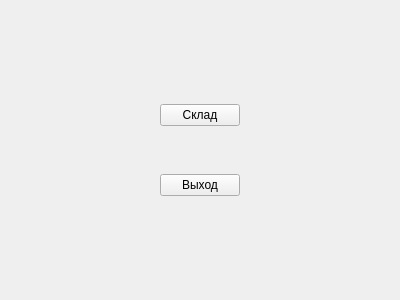
This is mainmenuforma.ui in Lelius/protyazhka as Qt 5 draws it before an edit. The edited form follows.
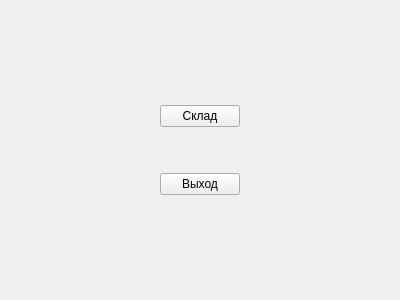
This is the edited form.

Commit message: В виджете Stock проверяем наличие файла БД, если нет - создаём.

The edit to the form file:
```diff
--- a/mainmenuforma.ui
+++ b/mainmenuforma.ui
@@ -74,6 +74,9 @@
        <property name="orientation">
         <enum>Qt::Vertical</enum>
        </property>
+       <property name="sizeType">
+        <enum>QSizePolicy::Maximum</enum>
+       </property>
        <property name="sizeHint" stdset="0">
         <size>
          <width>20</width>
```
The commit also changes 2 other files.
